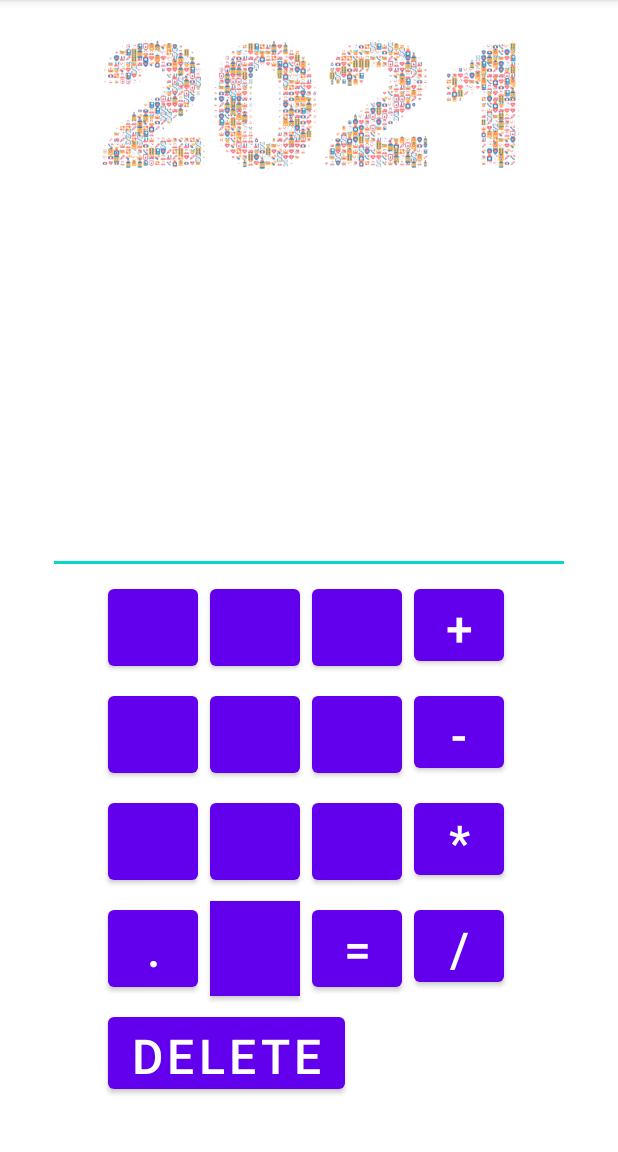
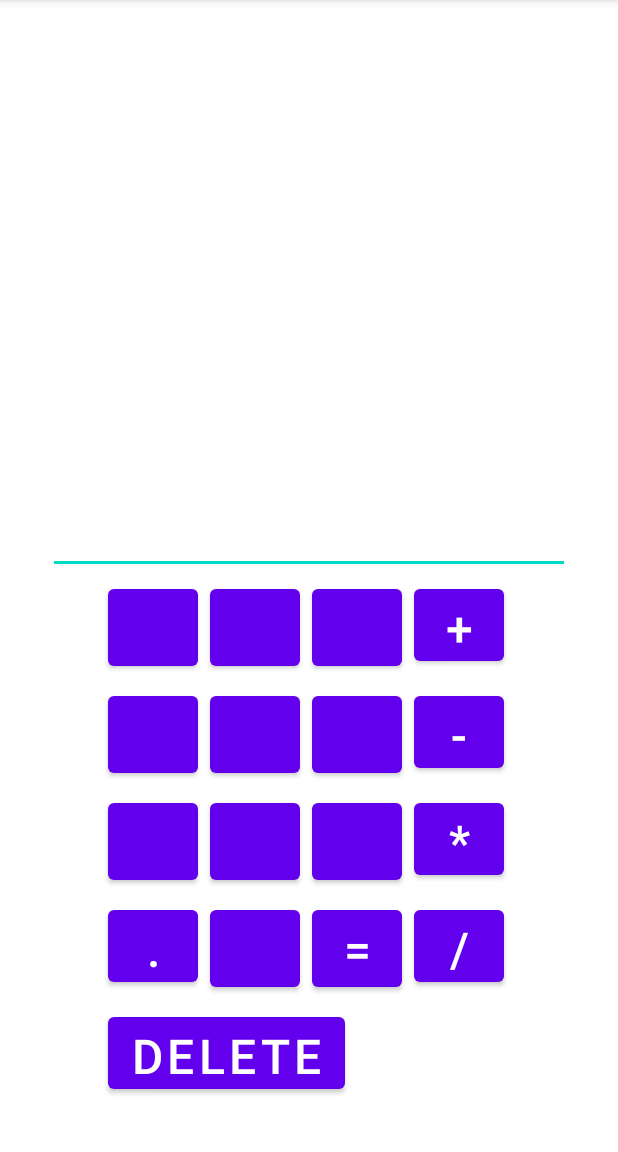
Before and after one commit to leonskyd/App1, an Android app: the screen it shows after launch (MainActivity), on a phone screen of 412 x 824 dp, the part 84-1236 px from its top. Run offline under Robolectric (Android 15) with nearby library versions, the phone set to English and light mode, and no system bars; 1 statement that could not run was skipped.

Commit message:
Update calculator_grid.xml

```diff
--- a/app/src/main/res/layout/calculator_grid.xml
+++ b/app/src/main/res/layout/calculator_grid.xml
@@ -23,128 +23,92 @@
             android:textColor="@color/blue"
             android:textSize="@dimen/button_text" />
 
-        <Button
+   <Button
             android:id="@+id/button_1"
-            android:layout_width="@dimen/button_size"
-            android:layout_height="wrap_content"
             android:layout_marginLeft="@dimen/marginLeft"
             android:layout_marginTop="@dimen/margin"
             android:layout_marginRight="@dimen/margin"
             android:text="@string/_1"
-            android:textSize="@dimen/button_text" />
+            style="@style/EmptyButton" />
 
         <Button
             android:id="@+id/button_2"
-            android:layout_width="@dimen/button_size"
-            android:layout_height="wrap_content"
-            android:layout_margin="@dimen/margin"
             android:text="@string/_1"
-            android:textSize="@dimen/button_text" />
+            style="@style/EmptyButton"
+            />
 
         <Button
             android:id="@+id/button_3"
-            android:layout_width="@dimen/button_size"
-            android:layout_height="wrap_content"
-            android:layout_margin="@dimen/margin"
             android:text="@string/_1"
-            android:textSize="@dimen/button_text" />
+            style="@style/EmptyButton"
+            />
 
         <Button
             android:id="@+id/button_plus"
-            android:layout_width="@dimen/button_size"
-            android:layout_height="@dimen/button_size"
-            android:layout_margin="@dimen/margin"
             android:text="@string/_2"
-            android:textSize="@dimen/button_text" />
+            style="@style/TextButton"/>
 
         <Button
             android:id="@+id/button_4"
-            android:layout_width="@dimen/button_size"
-            android:layout_height="wrap_content"
             android:layout_marginLeft="@dimen/marginLeft"
             android:layout_marginTop="@dimen/margin"
             android:layout_marginRight="@dimen/margin"
             android:text="@string/_1"
-            android:textSize="@dimen/button_text" />
+            style="@style/EmptyButton" />
 
         <Button
             android:id="@+id/button_5"
-            android:layout_width="@dimen/button_size"
-            android:layout_height="wrap_content"
-            android:layout_margin="@dimen/margin"
             android:text="@string/_1"
-            android:textSize="@dimen/button_text" />
+            style="@style/EmptyButton" />
 
         <Button
             android:id="@+id/button_6"
-            android:layout_width="@dimen/button_size"
-            android:layout_height="wrap_content"
-            android:layout_margin="@dimen/margin"
             android:text="@string/_1"
-            android:textSize="@dimen/button_text" />
+            style="@style/EmptyButton" />
 
         <Button
             android:id="@+id/button_minus"
-            android:layout_width="@dimen/button_size"
-            android:layout_height="@dimen/button_size"
             android:layout_marginLeft="@dimen/margin"
             android:layout_marginTop="@dimen/margin"
             android:layout_marginRight="@dimen/margin"
             android:text="@string/_3"
-            android:textSize="@dimen/button_text" />
+            style="@style/TextButton"/>
 
         <Button
             android:id="@+id/button_7"
-            android:layout_width="@dimen/button_size"
-            android:layout_height="wrap_content"
             android:layout_marginLeft="@dimen/marginLeft"
             android:layout_marginTop="@dimen/margin"
             android:layout_marginRight="@dimen/margin"
             android:text="@string/_1"
-            android:textSize="@dimen/button_text" />
+            style="@style/EmptyButton"/>
 
         <Button
             android:id="@+id/button_8"
-            android:layout_width="@dimen/button_size"
-            android:layout_height="wrap_content"
-            android:layout_margin="@dimen/margin"
             android:text="@string/_1"
-            android:textSize="@dimen/button_text" />
+            style="@style/EmptyButton"/>
 
         <Button
             android:id="@+id/button_9"
-            android:layout_width="@dimen/button_size"
-            android:layout_height="wrap_content"
-            android:layout_margin="@dimen/margin"
             android:text="@string/_1"
-            android:textSize="@dimen/button_text" />
+            style="@style/EmptyButton" />
 
         <Button
             android:id="@+id/button_mult"
-            android:layout_width="@dimen/button_size"
-            android:layout_height="@dimen/button_size"
-            android:layout_margin="@dimen/margin"
             android:text="@string/_4"
-            android:textSize="@dimen/button_text" />
+            style="@style/TextButton" />
 
         <Button
             android:id="@+id/button_point"
-            android:layout_width="@dimen/button_size"
-            android:layout_height="wrap_content"
             android:layout_marginLeft="@dimen/marginLeft"
             android:layout_marginTop="@dimen/margin"
             android:layout_marginRight="@dimen/margin"
             android:text="@string/_5"
-            android:textSize="@dimen/button_text" />
+            style="@style/TextButton" />
 
         <Button
             android:id="@+id/button_zero"
-            android:layout_width="@dimen/button_size"
-            android:layout_height="wrap_content"
-            android:layout_margin="@dimen/margin"
-            android:background="@color/teal_200"
             android:text="@string/_1"
-            android:textSize="@dimen/button_text" />
+            style="@style/EmptyButton"/>
         // почему цвет изменяет размеры кнопок и не отображается корректно ?
 
         <Button
@@ -157,11 +121,8 @@
 
         <Button
             android:id="@+id/button_divide"
-            android:layout_width="@dimen/button_size"
-            android:layout_height="@dimen/button_size"
-            android:layout_margin="@dimen/margin"
             android:text="@string/_7"
-            android:textSize="@dimen/button_text" />
+            style="@style/TextButton" />
 
         <Button
             android:id="@+id/button_delete"
@@ -175,11 +136,4 @@
             android:textSize="@dimen/button_text" />
 
     </GridLayout>
-
-    <ImageView
-        android:id="@+id/imageView5"
-        android:layout_width="wrap_content"
-        android:layout_height="140dp"
-        app:srcCompat="@drawable/new_year_5895661_640" />
-
 </FrameLayout>
```
